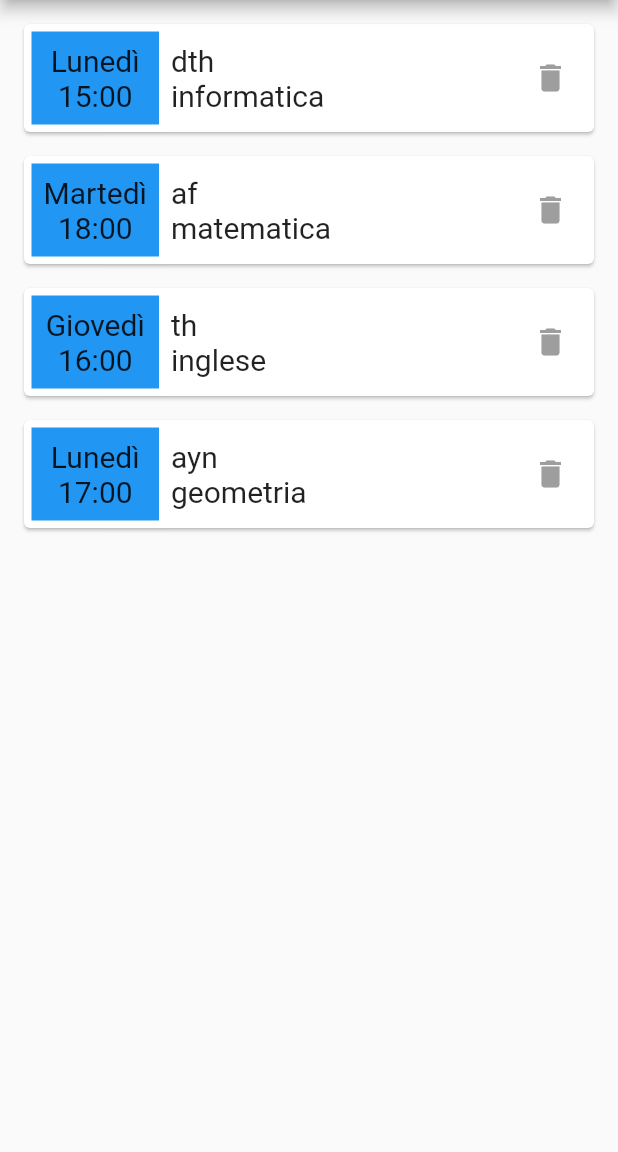
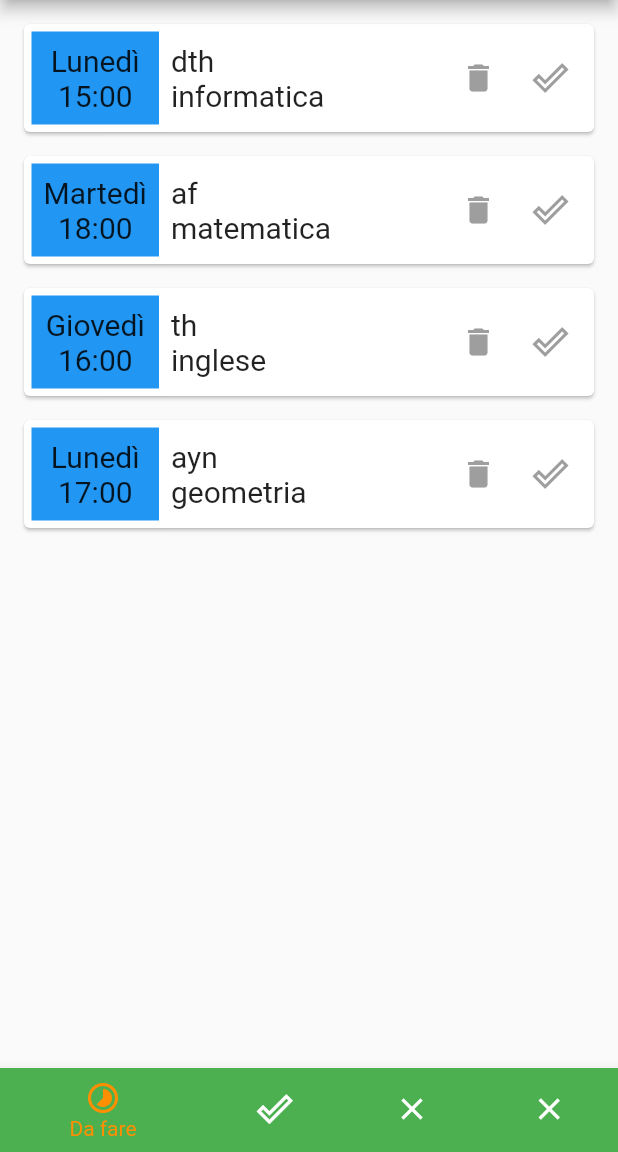
Before and after one commit to fededige/RipetizioniAndroid, a Flutter app: the PaginaRipetizioniPren screen opened by its route, on a phone screen of 412 x 824 dp, the part 84-1236 px from its top. Run offline on Flutter 3.47's test engine with Material 2 defaults, Android fonts, the phone set to English and light mode, and no system bars; our stand-ins replace dropdown_search.

Commit message:
Inzio implementazione AppBar e varie liste #4

```diff
--- a/lib/model/ripetizioni.dart
+++ b/lib/model/ripetizioni.dart
@@ -7,8 +7,8 @@ class Ripetizioni {
   String ora;
   Docente docente;
   Corso corso;
+  bool stato;
 
-
-  Ripetizioni({ required this.giorno, required this.ora, required this.docente, required this.corso });
+  Ripetizioni({ required this.giorno, required this.ora, required this.docente, required this.corso, required this.stato });
 
 }
--- a/lib/pagine/ripetizioniDisp.dart
+++ b/lib/pagine/ripetizioniDisp.dart
@@ -75,10 +75,10 @@ List<String> docentiS = ["Deseleziona Docente"];
 List<List<String>> prenotazioniDisp = <List<String>>[]; // tab che riempie tabella
 List<List<Color>> prenotazioniDispC = <List<Color>>[];
 List<Ripetizioni> ripetizioni = [
-  Ripetizioni(giorno: "Lunedì", ora: "15:00", docente: Docente(matricola: 123, nome: 'mario', cognome: 'dth'), corso: Corso(codice: 123, titoloCorso: 'informatica')),
-  Ripetizioni(giorno: "Martedì", ora: "18:00", docente: Docente(matricola: 456, nome: 'divb', cognome: 'af'), corso: Corso(codice: 456, titoloCorso: 'matematica')),
-  Ripetizioni(giorno: "Giovedì", ora: "16:00", docente: Docente(matricola: 789, nome: 'ad', cognome: 'th'), corso: Corso(codice: 789, titoloCorso: 'inglese')),
-  Ripetizioni(giorno: "Lunedì", ora: "17:00", docente: Docente(matricola: 135, nome: 'av', cognome: 'ayn'), corso: Corso(codice: 135, titoloCorso: 'geometria')),
+  Ripetizioni(giorno: "Lunedì", ora: "15:00", docente: Docente(matricola: 123, nome: 'mario', cognome: 'dth'), corso: Corso(codice: 123, titoloCorso: 'informatica'), stato: true),
+  Ripetizioni(giorno: "Martedì", ora: "18:00", docente: Docente(matricola: 456, nome: 'divb', cognome: 'af'), corso: Corso(codice: 456, titoloCorso: 'matematica'), stato: true),
+  Ripetizioni(giorno: "Giovedì", ora: "16:00", docente: Docente(matricola: 789, nome: 'ad', cognome: 'th'), corso: Corso(codice: 789, titoloCorso: 'inglese'), stato: true),
+  Ripetizioni(giorno: "Lunedì", ora: "17:00", docente: Docente(matricola: 135, nome: 'av', cognome: 'ayn'), corso: Corso(codice: 135, titoloCorso: 'geometria'), stato: true),
 ];
 String? docenteScelto;
 int? matricolaDoce;
--- a/lib/pagine/ripetizioniPren.dart
+++ b/lib/pagine/ripetizioniPren.dart
@@ -2,6 +2,8 @@ import 'package:flutter/material.dart';
 import '../model/docente.dart';
 import '../model/corso.dart';
 import '../model/ripetizioni.dart';
+import '../pagine/login.dart';
+import '../pagine/homeUtente.dart';
 
 class PaginaRipetizioniPren extends StatefulWidget {
 
@@ -9,31 +11,93 @@ class PaginaRipetizioniPren extends StatefulWidget {
   State<PaginaRipetizioniPren> createState() => _PaginaRipetizioniPrenState();
 }
 
+
+List<Ripetizioni> ripetizioni = [
+  Ripetizioni(giorno: "Lunedì", ora: "15:00", docente: Docente(matricola: 123, nome: 'mario', cognome: 'dth'), corso: Corso(codice: 123, titoloCorso: 'informatica'), stato: true),
+  Ripetizioni(giorno: "Martedì", ora: "18:00", docente: Docente(matricola: 456, nome: 'divb', cognome: 'af'), corso: Corso(codice: 456, titoloCorso: 'matematica'), stato: true),
+  Ripetizioni(giorno: "Giovedì", ora: "16:00", docente: Docente(matricola: 789, nome: 'ad', cognome: 'th'), corso: Corso(codice: 789, titoloCorso: 'inglese'), stato: true),
+  Ripetizioni(giorno: "Lunedì", ora: "17:00", docente: Docente(matricola: 135, nome: 'av', cognome: 'ayn'), corso: Corso(codice: 135, titoloCorso: 'geometria'), stato: true),
+];
+
+List<Ripetizioni> ripetizioniEff = <Ripetizioni>[
+  Ripetizioni(giorno: "Giovedì", ora: "16:00", docente: Docente(matricola: 789, nome: 'ad', cognome: 'th'), corso: Corso(codice: 789, titoloCorso: 'inglese'), stato: true),
+];
+List<Ripetizioni> ripetizioniCanc = <Ripetizioni>[];
+List<Ripetizioni> visualizza = ripetizioni;
 class _PaginaRipetizioniPrenState extends State<PaginaRipetizioniPren> {
-  List<Ripetizioni> ripetizioni = [
-    Ripetizioni(giorno: "Lunedì", ora: "15:00", docente: Docente(matricola: 123, nome: 'mario', cognome: 'dth'), corso: Corso(codice: 123, titoloCorso: 'informatica')),
-    Ripetizioni(giorno: "Martedì", ora: "18:00", docente: Docente(matricola: 456, nome: 'divb', cognome: 'af'), corso: Corso(codice: 456, titoloCorso: 'matematica')),
-    Ripetizioni(giorno: "Giovedì", ora: "16:00", docente: Docente(matricola: 789, nome: 'ad', cognome: 'th'), corso: Corso(codice: 789, titoloCorso: 'inglese')),
-    Ripetizioni(giorno: "Lunedì", ora: "17:00", docente: Docente(matricola: 135, nome: 'av', cognome: 'ayn'), corso: Corso(codice: 135, titoloCorso: 'geometria')),
-  ];
+
   @override
   Widget build(BuildContext context) {
+    void initState(){
+      visualizza=ripetizioni;
+    }
     return Scaffold(
       appBar: AppBar(
         title: const Text('Ripetizioni Prenotate'),
         centerTitle: true,
         backgroundColor: Colors.blue,
       ),
-      body: ListView(
-        children: <Widget>[
+      body: ListView(//_widgetOptions[_selectedIndex],
+      children: <Widget>[
           Column(
-            children: ripetizioni.map((ripetizione) => ripetizioneTemplate(ripetizione)).toList(),
+          children: visualizza.map((ripetizione) => ripetizioneTemplate(ripetizione)).toList(),
+          ),
+          ],
+        ),
+      bottomNavigationBar: BottomNavigationBar(
+        // backgroundColor: Colors.green,
+        items: const <BottomNavigationBarItem>[
+          BottomNavigationBarItem(
+            icon: Icon(Icons.timelapse_sharp),
+            label: 'Da fare',
+            backgroundColor: Colors.green,
+          ),
+          BottomNavigationBarItem(
+            icon: Icon(Icons.done_outline),
+            label: 'Effettuate',
+            backgroundColor: Colors.lightGreen,
+          ),
+          BottomNavigationBarItem(
+            icon: Icon(Icons.close),
+            label: 'Cancellate',
+            backgroundColor: Colors.red,
+          ),
+          BottomNavigationBarItem(
+            icon: Icon(Icons.close),
+            label: 'Cancellate',
+            backgroundColor: Colors.red,
           ),
         ],
+        currentIndex: _selectedIndex,
+        selectedItemColor: Colors.amber[800],
+        onTap: _onItemTapped,
       ),
     );
   }
-  Widget ripetizioneTemplate(ripetizione){
+
+  int _selectedIndex = 0;
+  TextStyle optionStyle = TextStyle(fontSize: 30, fontWeight: FontWeight.bold);
+
+  final _widgetOptions = [
+    PaginaRipetizioniPren()
+  ];
+
+  void _onItemTapped(int index) {
+    setState(() {
+      _selectedIndex = index;
+      if(index==0){
+        visualizza=ripetizioni;
+      }
+      if(index==1){
+        visualizza=ripetizioniEff;
+      }
+      if(index==2){
+        visualizza=ripetizioniCanc;
+      }
+    });
+  }
+
+  Widget ripetizioneTemplate(ripetizione) {
     return Card(
       margin: const EdgeInsets.fromLTRB(16.0, 16.0, 16.0, 0),
       child: Padding(
@@ -50,15 +114,11 @@ class _PaginaRipetizioniPrenState extends State<PaginaRipetizioniPren> {
                     children: <Widget>[
                       Text(
                         ripetizione.giorno,
-                        style: const TextStyle(
-                          fontSize: 20
-                        ),
+                        style: const TextStyle(fontSize: 20),
                       ),
                       Text(
                         ripetizione.ora,
-                        style: const TextStyle(
-                            fontSize: 20
-                        ),
+                        style: const TextStyle(fontSize: 20),
                       ),
                     ],
                   ),
@@ -71,15 +131,11 @@ class _PaginaRipetizioniPrenState extends State<PaginaRipetizioniPren> {
                   children: <Widget>[
                     Text(
                       ripetizione.docente.cognome,
-                      style: const TextStyle(
-                          fontSize: 20
-                      ),
+                      style: const TextStyle(fontSize: 20),
                     ),
                     Text(
                       ripetizione.corso.titoloCorso,
-                      style: const TextStyle(
-                          fontSize: 20
-                      ),
+                      style: const TextStyle(fontSize: 20),
                     ),
                   ],
                 ),
@@ -93,6 +149,7 @@ class _PaginaRipetizioniPrenState extends State<PaginaRipetizioniPren> {
                 onPressed: () {
                   setState(() {
                     ripetizioni.remove(ripetizione);
+                    ripetizioniCanc.add(ripetizione);
                   });
                 },
                 icon: const Icon(
@@ -100,9 +157,22 @@ class _PaginaRipetizioniPrenState extends State<PaginaRipetizioniPren> {
                   color: Colors.grey,
                 ),
               ),
+              IconButton(
+                onPressed: () {
+                  setState(() {
+                    ripetizioni.remove(ripetizione);
+                    ripetizioniEff.add(ripetizione);
+                  });
+                },
+                icon: const Icon(
+                  Icons.done_outline_sharp,
+                  color: Colors.grey,
+                ),
+              ),
             ],
-          )
-      ),
+          )),
+
     );
   }
+
 }
```
